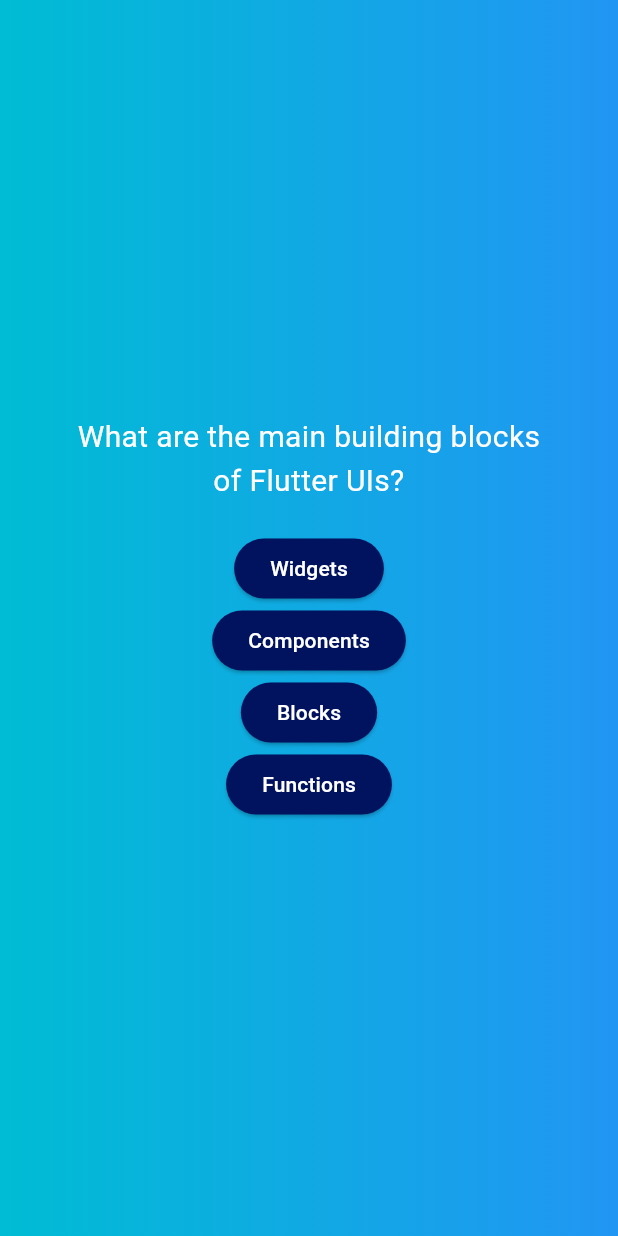
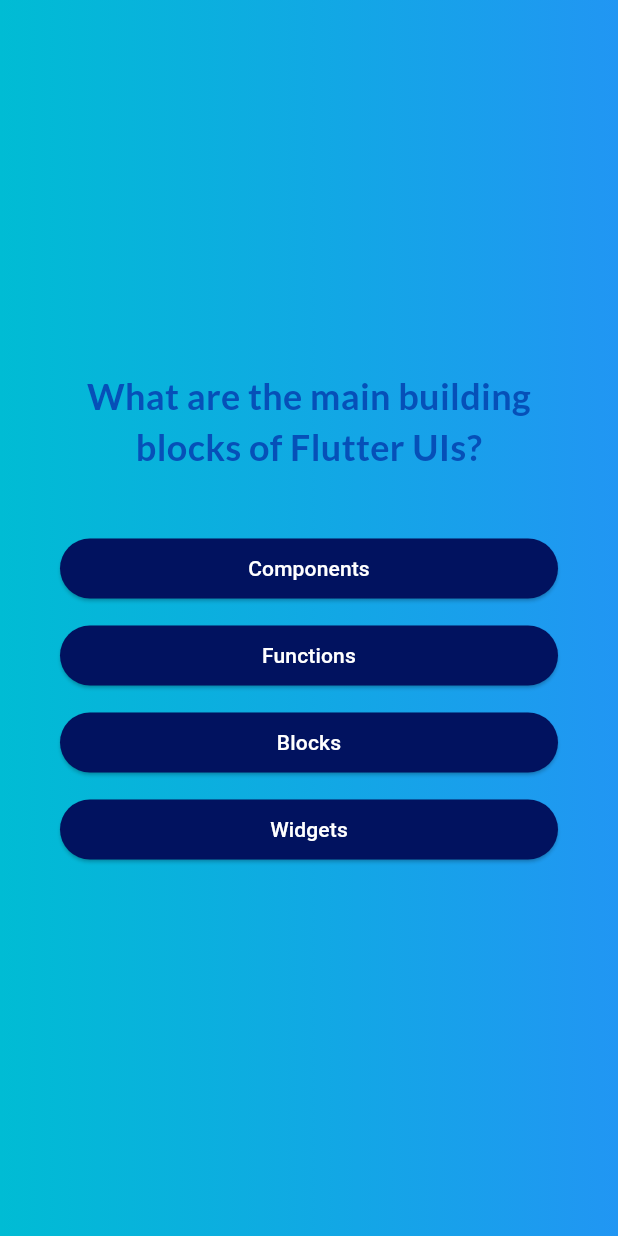
Before and after one commit to Titaks35/QuizApp, a Flutter app: the screen it shows after launch, after a tap on "Start Quiz", on a phone screen of 412 x 824 dp. Run offline on Flutter 3.47's test engine with Material 3 defaults, Android fonts, the phone set to English and light mode, and no system bars; our stand-ins replace google_fonts.

```diff
--- a/lib/answer_button.dart
+++ b/lib/answer_button.dart
@@ -1,19 +1,38 @@
 import 'package:flutter/material.dart';
 
 class AnswerButton extends StatelessWidget {
-  const AnswerButton(this.answerOptions, {super.key});
+  const AnswerButton({
+    super.key,
+    required this.answer,
+    required this.onTap,
+  });
 
-  final String answerOptions;
+  final String answer;
+  final void Function() onTap;
 
   @override
   Widget build(BuildContext context) {
-    return ElevatedButton(
-      onPressed: () {},
-      style: ElevatedButton.styleFrom(
-        backgroundColor: const Color.fromARGB(255, 1, 18, 95),
-        foregroundColor: Colors.white,
-      ),
-      child: Text(answerOptions),
+    return Column(
+      children: [
+        const SizedBox(height: 10),
+        SizedBox(
+          width: double.infinity,
+          child: ElevatedButton(
+            onPressed: onTap,
+            style: ElevatedButton.styleFrom(
+              backgroundColor: const Color.fromARGB(255, 1, 18, 95),
+              foregroundColor: Colors.white,
+              shape: RoundedRectangleBorder(
+                borderRadius: BorderRadius.circular(40),
+              ),
+            ),
+            child: Text(
+              answer,
+              textAlign: TextAlign.center,
+            ),
+          ),
+        ),
+      ],
     );
   }
 }
--- a/lib/main.dart
+++ b/lib/main.dart
@@ -1,5 +1,6 @@
 import 'package:flutter/material.dart';
-// import 'package:myapp/questions_screen.dart';
+import 'package:myapp/questions_screen.dart';
+import 'package:myapp/result_screen.dart';
 import 'package:myapp/start_screen.dart';
 
 void main() {
--- a/lib/model/quiz_model.dart
+++ b/lib/model/quiz_model.dart
@@ -3,4 +3,13 @@ class QuizModel {
   List<String> answers;
 
   QuizModel(this.question, this.answers);
+
+  List<String> getShuffledAnswers() {
+    // Copy the original list
+    final shuffledAnswers = List.of(answers);
+    // Shuffle the copied list
+    shuffledAnswers.shuffle();
+    // Return the shuffled list
+    return shuffledAnswers;
+  }
 }
--- a/lib/questions_screen.dart
+++ b/lib/questions_screen.dart
@@ -1,6 +1,8 @@
 import 'package:flutter/material.dart';
 import 'package:myapp/answer_button.dart';
 import 'package:myapp/data/quizz.dart';
+import 'package:google_fonts/google_fonts.dart';
+import 'package:myapp/result_screen.dart';
 
 class QuestionsScreen extends StatefulWidget {
   const QuestionsScreen({super.key});
@@ -12,10 +14,31 @@ class QuestionsScreen extends StatefulWidget {
 }
 
 class _QuestionsScreenState extends State<QuestionsScreen> {
-  final currentQuestion = questions[0];
+  int currentQuestionIndex = 0;
+
+  //Create array to store the selected Answers
+  final List<String> selectedAnswers = [];
+
+  void answerQuestion(String selectedAnswer) {
+    setState(() {
+      if (currentQuestionIndex < questions.length - 1) {
+        currentQuestionIndex++;
+      } else {
+        // Navigate to the Result Screen
+        Navigator.push(
+          context,
+          MaterialPageRoute(
+            builder: (context) =>
+            ResultScreen(selectedAnswers: selectedAnswers),
+          ),
+        );
+      }
+    });
+  }
 
   @override
   Widget build(BuildContext context) {
+    final currentQuestion = questions[currentQuestionIndex];
     return MaterialApp(
       home: Scaffold(
         body: Container(
@@ -32,18 +55,19 @@ class _QuestionsScreenState extends State<QuestionsScreen> {
                 children: [
                   Text(
                     currentQuestion.question,
-                    style: const TextStyle(
-                      color: Colors.white,
-                      fontSize: 20,
-                    ),
+                    style: GoogleFonts.lato(
+                        color: const Color.fromARGB(255, 6, 80, 184),
+                        fontSize: 24,
+                        fontWeight: FontWeight.bold),
                     textAlign: TextAlign.center,
                   ),
                   const SizedBox(
-                    height: 20,
+                    height: 30,
                   ),
-                  ...currentQuestion.answers.map(
+                  ...currentQuestion.getShuffledAnswers().map(
                     (answer) {
-                      return AnswerButton(answer);
+                      return AnswerButton(
+                          answer: answer, onTap: () => answerQuestion(answer));
                     },
                   ),
                 ],
--- /dev/null
+++ b/lib/result_screen.dart
@@ -0,0 +1,13 @@
+import 'package:flutter/material.dart';
+
+class ResultScreen extends StatelessWidget {
+  const ResultScreen({super.key, required this.selectedAnswers});
+
+  final List<String> selectedAnswers;
+
+  @override
+  Widget build(BuildContext context) {
+    // TODO: implement build nextweek
+    throw UnimplementedError();
+  }
+}
--- a/pubspec.yaml
+++ b/pubspec.yaml
@@ -35,6 +35,7 @@ dependencies:
   # The following adds the Cupertino Icons font to your application.
   # Use with the CupertinoIcons class for iOS style icons.
   cupertino_icons: ^1.0.8
+  google_fonts: ^6.2.1
 
 dev_dependencies:
   flutter_test:
```
Also changed, not shown: pubspec.lock.
